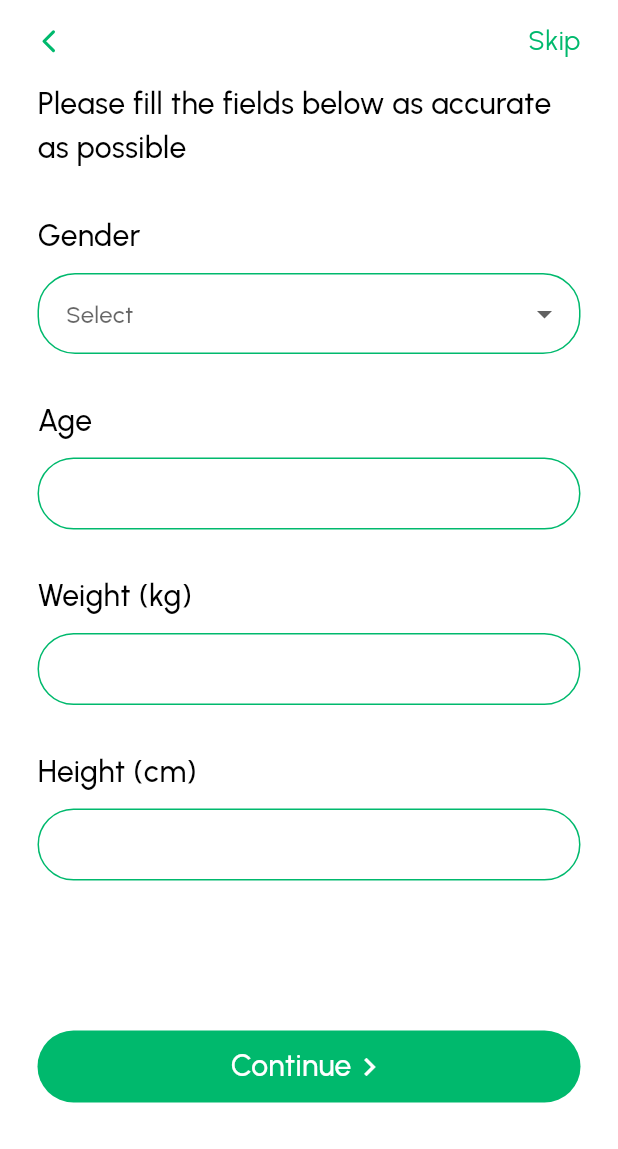
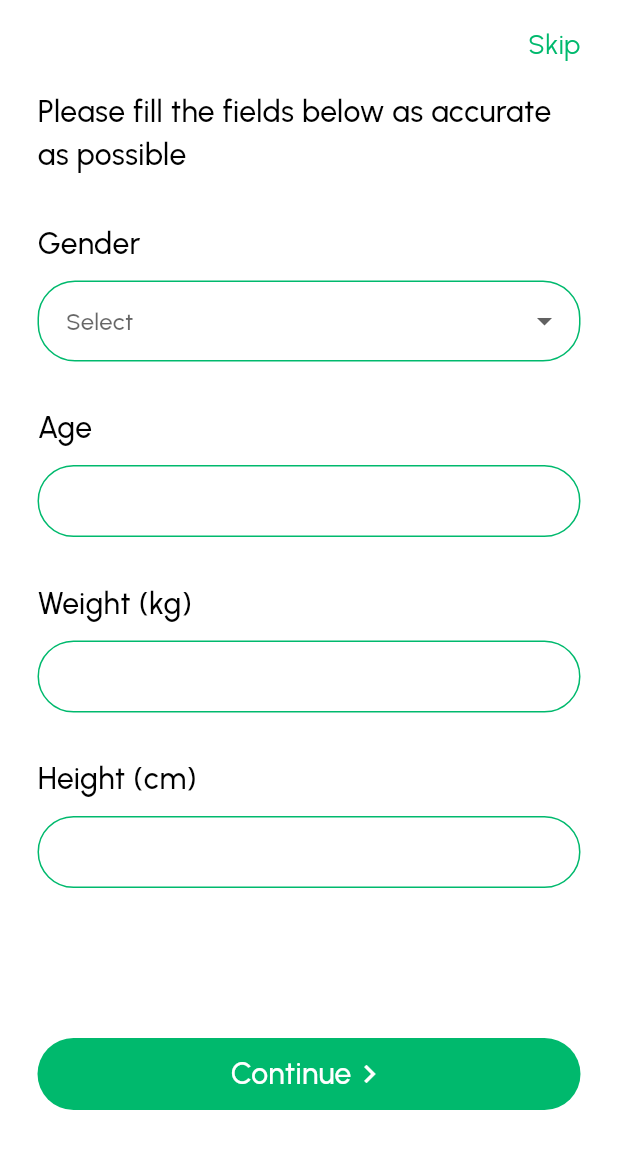
Before and after one commit to samrasugu/nutrimate, a Flutter app: the SetBasicInfoPage screen opened by its route, on a phone screen of 412 x 824 dp. Shown: the top 1149 px of the screen. Run offline on Flutter 3.47's test engine with Material 3 defaults, Android fonts, the phone set to English and light mode, and no system bars; our stand-ins replace flutter_svg, smooth_page_indicator; project files that could hold a hidden picture were left out.

```diff
--- a/lib/main.dart
+++ b/lib/main.dart
@@ -1,6 +1,6 @@
 import 'package:flutter/material.dart';
 import 'package:nutrimate/presentation/core/theme/theme.dart';
-import 'package:nutrimate/presentation/onboarding/complete_profile/pages/set_basic_info_page.dart';
+import 'package:nutrimate/presentation/onboarding/onboarding_intro/pages/onboarding_intro_page.dart';
 import 'package:nutrimate/presentation/router/router_generator.dart';
 
 void main() {
@@ -17,7 +17,7 @@ class MyApp extends StatelessWidget {
       debugShowCheckedModeBanner: false,
       theme: AppTheme.getTheme(),
       onGenerateRoute: RouteGenerator.generateRoute,
-      home: const SetBasicInfoPage(),
+      home: const OnboardingIntroPage(),
     );
   }
 }
--- a/lib/presentation/core/widgets/custom_app_bar.dart
+++ b/lib/presentation/core/widgets/custom_app_bar.dart
@@ -26,10 +26,12 @@ class CustomAppBar extends StatelessWidget {
         mainAxisAlignment: MainAxisAlignment.spaceBetween,
         children: <Widget>[
           if (showBackButton)
-            const Padding(
+            Padding(
               padding:
-                  EdgeInsets.symmetric(horizontal: 20.0, vertical: 15),
-              child: CustomBackButton(),
+                  const EdgeInsets.symmetric(horizontal: 20.0, vertical: 15),
+              child: CustomBackButton(
+                onBackButtonPressed: onBackButtonPressed ?? () {},
+              ),
             )
           else
             leadingWidget ?? Container(),
--- a/lib/presentation/core/widgets/custom_back_button.dart
+++ b/lib/presentation/core/widgets/custom_back_button.dart
@@ -6,17 +6,17 @@ import 'package:nutrimate/presentation/core/theme/theme.dart';
 class CustomBackButton extends StatelessWidget {
   const CustomBackButton({
     super.key,
-    this.onBackButtonPressed,
+    required this.onBackButtonPressed,
   });
 
-  final void Function()? onBackButtonPressed;
+  final void Function() onBackButtonPressed;
 
   @override
   Widget build(BuildContext context) {
     return Material(
       child: InkWell(
         onTap: () {
-          onBackButtonPressed?.call();
+          onBackButtonPressed.call();
         },
         child: SvgPicture.asset(
           backButtonSvgPath,
--- a/lib/presentation/onboarding/complete_profile/pages/set_basic_info_page.dart
+++ b/lib/presentation/onboarding/complete_profile/pages/set_basic_info_page.dart
@@ -29,7 +29,7 @@ class _SetBasicInfoPageState extends State<SetBasicInfoPage> {
       appBar: PreferredSize(
         preferredSize: const Size.fromHeight(60),
         child: CustomAppBar(
-          showBackButton: true,
+          showBackButton: false,
           trailingWidget: Text(
             skipText,
             style: normalSize18Text(
--- a/lib/presentation/onboarding/complete_profile/pages/set_meal_times_page.dart
+++ b/lib/presentation/onboarding/complete_profile/pages/set_meal_times_page.dart
@@ -6,6 +6,7 @@ import 'package:nutrimate/presentation/core/widgets/custom_button.dart';
 import 'package:nutrimate/presentation/global/spaces.dart';
 import 'package:nutrimate/presentation/global/text_themes.dart';
 import 'package:nutrimate/presentation/onboarding/complete_profile/widgets/select_meal_times_widget.dart';
+import 'package:nutrimate/presentation/router/routes.dart';
 
 class SetMealTimesPage extends StatelessWidget {
   const SetMealTimesPage({super.key});
@@ -23,6 +24,9 @@ class SetMealTimesPage extends StatelessWidget {
               AppColors.primaryColor,
             ),
           ),
+          onBackButtonPressed: () {
+            Navigator.pushNamed(context, Routes.setBasicInfo);
+          },
         ),
       ),
       body: Padding(
--- a/lib/presentation/onboarding/select_onboarding/pages/select_onboarding_page.dart
+++ b/lib/presentation/onboarding/select_onboarding/pages/select_onboarding_page.dart
@@ -41,7 +41,9 @@ class SelectOnboardingPage extends StatelessWidget {
                   width: double.infinity,
                   child: CustomButton(
                     fillColor: AppColors.primaryColor,
-                    onPressed: () {},
+                    onPressed: () {
+                      Navigator.of(context).pushNamed(Routes.login);
+                    },
                     customBorderRadius: 25,
                     text: logInWithEmailText,
                     textStyle: normalSize18Text(AppColors.whiteColor),
--- a/lib/presentation/onboarding/signup/pages/sign_up_page.dart
+++ b/lib/presentation/onboarding/signup/pages/sign_up_page.dart
@@ -8,6 +8,7 @@ import 'package:nutrimate/presentation/core/widgets/custom_button.dart';
 import 'package:nutrimate/presentation/core/widgets/custom_text_field.dart';
 import 'package:nutrimate/presentation/global/spaces.dart';
 import 'package:nutrimate/presentation/global/text_themes.dart';
+import 'package:nutrimate/presentation/router/routes.dart';
 
 class SignUpPage extends StatefulWidget {
   const SignUpPage({super.key});
@@ -113,9 +114,10 @@ class _SignUpPageState extends State<SignUpPage> {
                         child: CustomButton(
                           fillColor: AppColors.primaryColor,
                           customBorderRadius: 20,
-                          text: signInText,
+                          text: signUpText,
                           onPressed: () {
-                            if (_formKey.currentState!.validate()) {}
+                            // if (_formKey.currentState!.validate()) {}
+                            Navigator.of(context).pushNamed(Routes.setBasicInfo);
                           },
                         ),
                       ),
```
